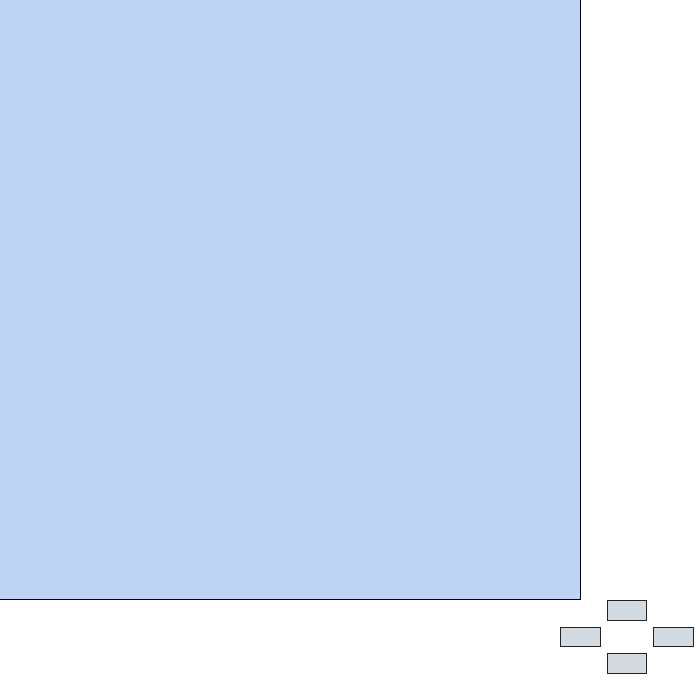
This is mainwindow.ui in AlysonVI/ComputacaoGrafica as Qt 5 draws it before an edit. The edited form follows.
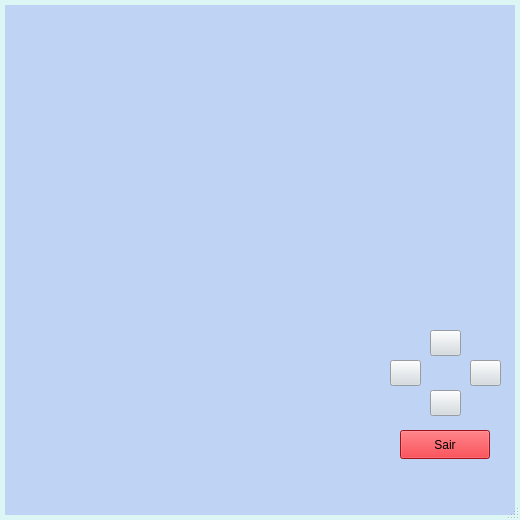
This is the edited form.

Commit message: arrumando coisas

What changed in the file:
```diff
--- a/mainwindow.ui
+++ b/mainwindow.ui
@@ -6,8 +6,8 @@
    <rect>
     <x>0</x>
     <y>0</y>
-    <width>700</width>
-    <height>700</height>
+    <width>520</width>
+    <height>520</height>
    </rect>
   </property>
   <property name="acceptDrops">
@@ -19,176 +19,598 @@
   <property name="styleSheet">
    <string notr="true">#MainWindow{
 	color:#000;
+	border:5px solid #DCF5F5;
 	background-color:#BFD3F5;
-	
-
 }
 
-
 </string>
   </property>
   <widget class="QWidget" name="centralwidget">
-   <property name="styleSheet">
-    <string notr="true"/>
-   </property>
-   <widget class="QWidget" name="gridLayoutWidget">
+   <widget class="QPushButton" name="exit">
     <property name="geometry">
      <rect>
-      <x>560</x>
-      <y>600</y>
-      <width>134</width>
-      <height>74</height>
+      <x>400</x>
+      <y>430</y>
+      <width>90</width>
+      <height>29</height>
      </rect>
     </property>
-    <layout class="QGridLayout" name="gridLayout">
-     <item row="2" column="0">
-      <widget class="QPushButton" name="left">
-       <property name="sizePolicy">
-        <sizepolicy hsizetype="Expanding" vsizetype="Expanding">
-         <horstretch>0</horstretch>
-         <verstretch>0</verstretch>
-        </sizepolicy>
-       </property>
-       <property name="styleSheet">
-        <string notr="true">#left{
+    <property name="palette">
+     <palette>
+      <active>
+       <colorrole role="WindowText">
+        <brush brushstyle="SolidPattern">
+         <color alpha="255">
+          <red>0</red>
+          <green>0</green>
+          <blue>0</blue>
+         </color>
+        </brush>
+       </colorrole>
+       <colorrole role="Button">
+        <brush brushstyle="SolidPattern">
+         <color alpha="255">
+          <red>224</red>
+          <green>27</green>
+          <blue>36</blue>
+         </color>
+        </brush>
+       </colorrole>
+       <colorrole role="Light">
+        <brush brushstyle="SolidPattern">
+         <color alpha="255">
+          <red>255</red>
+          <green>112</green>
+          <blue>118</blue>
+         </color>
+        </brush>
+       </colorrole>
+       <colorrole role="Midlight">
+        <brush brushstyle="SolidPattern">
+         <color alpha="255">
+          <red>239</red>
+          <green>69</green>
+          <blue>77</blue>
+         </color>
+        </brush>
+       </colorrole>
+       <colorrole role="Dark">
+        <brush brushstyle="SolidPattern">
+         <color alpha="255">
+          <red>112</red>
+          <green>13</green>
+          <blue>18</blue>
+         </color>
+        </brush>
+       </colorrole>
+       <colorrole role="Mid">
+        <brush brushstyle="SolidPattern">
+         <color alpha="255">
+          <red>149</red>
+          <green>18</green>
+          <blue>24</blue>
+         </color>
+        </brush>
+       </colorrole>
+       <colorrole role="Text">
+        <brush brushstyle="SolidPattern">
+         <color alpha="255">
+          <red>0</red>
+          <green>0</green>
+          <blue>0</blue>
+         </color>
+        </brush>
+       </colorrole>
+       <colorrole role="BrightText">
+        <brush brushstyle="SolidPattern">
+         <color alpha="255">
+          <red>255</red>
+          <green>255</green>
+          <blue>255</blue>
+         </color>
+        </brush>
+       </colorrole>
+       <colorrole role="ButtonText">
+        <brush brushstyle="SolidPattern">
+         <color alpha="255">
+          <red>0</red>
+          <green>0</green>
+          <blue>0</blue>
+         </color>
+        </brush>
+       </colorrole>
+       <colorrole role="Base">
+        <brush brushstyle="SolidPattern">
+         <color alpha="255">
+          <red>255</red>
+          <green>255</green>
+          <blue>255</blue>
+         </color>
+        </brush>
+       </colorrole>
+       <colorrole role="Window">
+        <brush brushstyle="SolidPattern">
+         <color alpha="255">
+          <red>224</red>
+          <green>27</green>
+          <blue>36</blue>
+         </color>
+        </brush>
+       </colorrole>
+       <colorrole role="Shadow">
+        <brush brushstyle="SolidPattern">
+         <color alpha="255">
+          <red>0</red>
+          <green>0</green>
+          <blue>0</blue>
+         </color>
+        </brush>
+       </colorrole>
+       <colorrole role="Highlight">
+        <brush brushstyle="SolidPattern">
+         <color alpha="255">
+          <red>255</red>
+          <green>255</green>
+          <blue>255</blue>
+         </color>
+        </brush>
+       </colorrole>
+       <colorrole role="AlternateBase">
+        <brush brushstyle="SolidPattern">
+         <color alpha="255">
+          <red>239</red>
+          <green>141</green>
+          <blue>145</blue>
+         </color>
+        </brush>
+       </colorrole>
+       <colorrole role="ToolTipBase">
+        <brush brushstyle="SolidPattern">
+         <color alpha="255">
+          <red>255</red>
+          <green>255</green>
+          <blue>220</blue>
+         </color>
+        </brush>
+       </colorrole>
+       <colorrole role="ToolTipText">
+        <brush brushstyle="SolidPattern">
+         <color alpha="255">
+          <red>0</red>
+          <green>0</green>
+          <blue>0</blue>
+         </color>
+        </brush>
+       </colorrole>
+       <colorrole role="PlaceholderText">
+        <brush brushstyle="SolidPattern">
+         <color alpha="127">
+          <red>0</red>
+          <green>0</green>
+          <blue>0</blue>
+         </color>
+        </brush>
+       </colorrole>
+       <colorrole role="Accent">
+        <brush brushstyle="SolidPattern">
+         <color alpha="255">
+          <red>255</red>
+          <green>255</green>
+          <blue>255</blue>
+         </color>
+        </brush>
+       </colorrole>
+      </active>
+      <inactive>
+       <colorrole role="WindowText">
+        <brush brushstyle="SolidPattern">
+         <color alpha="255">
+          <red>0</red>
+          <green>0</green>
+          <blue>0</blue>
+         </color>
+        </brush>
+       </colorrole>
+       <colorrole role="Button">
+        <brush brushstyle="SolidPattern">
+         <color alpha="255">
+          <red>224</red>
+          <green>27</green>
+          <blue>36</blue>
+         </color>
+        </brush>
+       </colorrole>
+       <colorrole role="Light">
+        <brush brushstyle="SolidPattern">
+         <color alpha="255">
+          <red>255</red>
+          <green>112</green>
+          <blue>118</blue>
+         </color>
+        </brush>
+       </colorrole>
+       <colorrole role="Midlight">
+        <brush brushstyle="SolidPattern">
+         <color alpha="255">
+          <red>239</red>
+          <green>69</green>
+          <blue>77</blue>
+         </color>
+        </brush>
+       </colorrole>
+       <colorrole role="Dark">
+        <brush brushstyle="SolidPattern">
+         <color alpha="255">
+          <red>112</red>
+          <green>13</green>
+          <blue>18</blue>
+         </color>
+        </brush>
+       </colorrole>
+       <colorrole role="Mid">
+        <brush brushstyle="SolidPattern">
+         <color alpha="255">
+          <red>149</red>
+          <green>18</green>
+          <blue>24</blue>
+         </color>
+        </brush>
+       </colorrole>
+       <colorrole role="Text">
+        <brush brushstyle="SolidPattern">
+         <color alpha="255">
+          <red>0</red>
+          <green>0</green>
+          <blue>0</blue>
+         </color>
+        </brush>
+       </colorrole>
+       <colorrole role="BrightText">
+        <brush brushstyle="SolidPattern">
+         <color alpha="255">
+          <red>255</red>
+          <green>255</green>
+          <blue>255</blue>
+         </color>
+        </brush>
+       </colorrole>
+       <colorrole role="ButtonText">
+        <brush brushstyle="SolidPattern">
+         <color alpha="255">
+          <red>0</red>
+          <green>0</green>
+          <blue>0</blue>
+         </color>
+        </brush>
+       </colorrole>
+       <colorrole role="Base">
+        <brush brushstyle="SolidPattern">
+         <color alpha="255">
+          <red>255</red>
+          <green>255</green>
+          <blue>255</blue>
+         </color>
+        </brush>
+       </colorrole>
+       <colorrole role="Window">
+        <brush brushstyle="SolidPattern">
+         <color alpha="255">
+          <red>224</red>
+          <green>27</green>
+          <blue>36</blue>
+         </color>
+        </brush>
+       </colorrole>
+       <colorrole role="Shadow">
+        <brush brushstyle="SolidPattern">
+         <color alpha="255">
+          <red>0</red>
+          <green>0</green>
+          <blue>0</blue>
+         </color>
+        </brush>
+       </colorrole>
+       <colorrole role="Highlight">
+        <brush brushstyle="SolidPattern">
+         <color alpha="255">
+          <red>255</red>
+          <green>255</green>
+          <blue>255</blue>
+         </color>
+        </brush>
+       </colorrole>
+       <colorrole role="AlternateBase">
+        <brush brushstyle="SolidPattern">
+         <color alpha="255">
+          <red>239</red>
+          <green>141</green>
+          <blue>145</blue>
+         </color>
+        </brush>
+       </colorrole>
+       <colorrole role="ToolTipBase">
+        <brush brushstyle="SolidPattern">
+         <color alpha="255">
+          <red>255</red>
+          <green>255</green>
+          <blue>220</blue>
+         </color>
+        </brush>
+       </colorrole>
+       <colorrole role="ToolTipText">
+        <brush brushstyle="SolidPattern">
+         <color alpha="255">
+          <red>0</red>
+          <green>0</green>
+          <blue>0</blue>
+         </color>
+        </brush>
+       </colorrole>
+       <colorrole role="PlaceholderText">
+        <brush brushstyle="SolidPattern">
+         <color alpha="127">
+          <red>0</red>
+          <green>0</green>
+          <blue>0</blue>
+         </color>
+        </brush>
+       </colorrole>
+       <colorrole role="Accent">
+        <brush brushstyle="SolidPattern">
+         <color alpha="255">
+          <red>255</red>
+          <green>255</green>
+          <blue>255</blue>
+         </color>
+        </brush>
+       </colorrole>
+      </inactive>
+      <disabled>
+       <colorrole role="WindowText">
+        <brush brushstyle="SolidPattern">
+         <color alpha="255">
+          <red>112</red>
+          <green>13</green>
+          <blue>18</blue>
+         </color>
+        </brush>
+       </colorrole>
+       <colorrole role="Button">
+        <brush brushstyle="SolidPattern">
+         <color alpha="255">
+          <red>224</red>
+          <green>27</green>
+          <blue>36</blue>
+         </color>
+        </brush>
+       </colorrole>
+       <colorrole role="Light">
+        <brush brushstyle="SolidPattern">
+         <color alpha="255">
+          <red>255</red>
+          <green>112</green>
+          <blue>118</blue>
+         </color>
+        </brush>
+       </colorrole>
+       <colorrole role="Midlight">
+        <brush brushstyle="SolidPattern">
+         <color alpha="255">
+          <red>239</red>
+          <green>69</green>
+          <blue>77</blue>
+         </color>
+        </brush>
+       </colorrole>
+       <colorrole role="Dark">
+        <brush brushstyle="SolidPattern">
+         <color alpha="255">
+          <red>112</red>
+          <green>13</green>
+          <blue>18</blue>
+         </color>
+        </brush>
+       </colorrole>
+       <colorrole role="Mid">
+        <brush brushstyle="SolidPattern">
+         <color alpha="255">
+          <red>149</red>
+          <green>18</green>
+          <blue>24</blue>
+         </color>
+        </brush>
+       </colorrole>
+       <colorrole role="Text">
+        <brush brushstyle="SolidPattern">
+         <color alpha="255">
+          <red>112</red>
+          <green>13</green>
+          <blue>18</blue>
+         </color>
+        </brush>
+       </colorrole>
+       <colorrole role="BrightText">
+        <brush brushstyle="SolidPattern">
+         <color alpha="255">
+          <red>255</red>
+          <green>255</green>
+          <blue>255</blue>
+         </color>
+        </brush>
+       </colorrole>
+       <colorrole role="ButtonText">
+        <brush brushstyle="SolidPattern">
+         <color alpha="255">
+          <red>112</red>
+          <green>13</green>
+          <blue>18</blue>
+         </color>
+        </brush>
+       </colorrole>
+       <colorrole role="Base">
+        <brush brushstyle="SolidPattern">
+         <color alpha="255">
+          <red>224</red>
+          <green>27</green>
+          <blue>36</blue>
+         </color>
+        </brush>
+       </colorrole>
+       <colorrole role="Window">
+        <brush brushstyle="SolidPattern">
+         <color alpha="255">
+          <red>224</red>
+          <green>27</green>
+          <blue>36</blue>
+         </color>
+        </brush>
+       </colorrole>
+       <colorrole role="Shadow">
+        <brush brushstyle="SolidPattern">
+         <color alpha="255">
+          <red>0</red>
+          <green>0</green>
+          <blue>0</blue>
+         </color>
+        </brush>
+       </colorrole>
+       <colorrole role="Highlight">
+        <brush brushstyle="SolidPattern">
+         <color alpha="255">
+          <red>255</red>
+          <green>255</green>
+          <blue>255</blue>
+         </color>
+        </brush>
+       </colorrole>
+       <colorrole role="AlternateBase">
+        <brush brushstyle="SolidPattern">
+         <color alpha="255">
+          <red>224</red>
+          <green>27</green>
+          <blue>36</blue>
+         </color>
+        </brush>
+       </colorrole>
+       <colorrole role="ToolTipBase">
+        <brush brushstyle="SolidPattern">
+         <color alpha="255">
+          <red>255</red>
+          <green>255</green>
+          <blue>220</blue>
+         </color>
+        </brush>
+       </colorrole>
+       <colorrole role="ToolTipText">
+        <brush brushstyle="SolidPattern">
+         <color alpha="255">
+          <red>0</red>
+          <green>0</green>
+          <blue>0</blue>
+         </color>
+        </brush>
+       </colorrole>
+       <colorrole role="PlaceholderText">
+        <brush brushstyle="SolidPattern">
+         <color alpha="127">
+          <red>112</red>
+          <green>13</green>
+          <blue>18</blue>
+         </color>
+        </brush>
+       </colorrole>
+       <colorrole role="Accent">
+        <brush brushstyle="SolidPattern">
+         <color alpha="255">
+          <red>255</red>
+          <green>67</green>
+          <blue>76</blue>
+         </color>
+        </brush>
+       </colorrole>
+      </disabled>
+     </palette>
+    </property>
+    <property name="text">
+     <string>Sair</string>
+    </property>
+   </widget>
+   <widget class="QPushButton" name="right">
+    <property name="geometry">
+     <rect>
+      <x>470</x>
+      <y>360</y>
+      <width>31</width>
+      <height>26</height>
+     </rect>
+    </property>
+    <property name="styleSheet">
+     <string notr="true">#right{
 	background-color:#D3DBE0;
-	border-radios: 10px;
-	border: 1px solid #222;
-}
-#left:hover{
-	background-color:#fff;
+	size: 30px;
 }</string>
-       </property>
-       <property name="text">
-        <string/>
-       </property>
-      </widget>
-     </item>
-     <item row="3" column="2">
-      <widget class="QPushButton" name="down">
-       <property name="sizePolicy">
-        <sizepolicy hsizetype="Ignored" vsizetype="Expanding">
-         <horstretch>0</horstretch>
-         <verstretch>0</verstretch>
-        </sizepolicy>
-       </property>
-       <property name="styleSheet">
-        <string notr="true">#down{
-	background-color:#D3DBE0;
-	border: 1px solid #222;
-}
-#down:hover{
-	background-color:#fff;
-}</string>
-       </property>
-       <property name="text">
-        <string/>
-       </property>
-      </widget>
-     </item>
-     <item row="0" column="2">
-      <widget class="QPushButton" name="up">
-       <property name="sizePolicy">
-        <sizepolicy hsizetype="Expanding" vsizetype="Expanding">
-         <horstretch>0</horstretch>
-         <verstretch>0</verstretch>
-        </sizepolicy>
-       </property>
-       <property name="styleSheet">
-        <string notr="true">#up{
-	background-color:#D3DBE0;
-	border-radios: 10px;
-	border: 1px solid #222;
-}
-#up:hover{
-	background-color:#fff;
-}</string>
-       </property>
-       <property name="text">
-        <string/>
-       </property>
-      </widget>
-     </item>
-     <item row="2" column="3">
-      <widget class="QPushButton" name="right">
-       <property name="sizePolicy">
-        <sizepolicy hsizetype="Expanding" vsizetype="Expanding">
-         <horstretch>0</horstretch>
-         <verstretch>0</verstretch>
-        </sizepolicy>
-       </property>
-       <property name="styleSheet">
-        <string notr="true">#right{
-	background-color:#D3DBE0;
-	border-radios: 10px;
-	border: 1px solid #222;
-
-}
-#right:hover{
-	background-color:#fff;
-}</string>
-       </property>
-       <property name="text">
-        <string/>
-       </property>
-      </widget>
-     </item>
-    </layout>
+    </property>
+    <property name="text">
+     <string/>
+    </property>
    </widget>
-   <widget class="QTableView" name="FundoA">
+   <widget class="QPushButton" name="up">
     <property name="geometry">
      <rect>
-      <x>580</x>
-      <y>0</y>
-      <width>125</width>
-      <height>700</height>
+      <x>430</x>
+      <y>330</y>
+      <width>31</width>
+      <height>26</height>
      </rect>
     </property>
     <property name="styleSheet">
-     <string notr="true">#FundoA{
-	min-width: 10px;
-	background-color:#fff;
-   border: 1px solid black;
-   border-right: none;
-	border-top: none;
-	border-bottom: none;
+     <string notr="true">#up{
+	background-color:#D3DBE0;
+	size: 30px;
 }</string>
     </property>
+    <property name="text">
+     <string/>
+    </property>
    </widget>
-   <widget class="QTableView" name="FundoB">
+   <widget class="QPushButton" name="down">
     <property name="geometry">
      <rect>
-      <x>0</x>
-      <y>599</y>
-      <width>700</width>
-      <height>101</height>
+      <x>430</x>
+      <y>390</y>
+      <width>31</width>
+      <height>26</height>
      </rect>
     </property>
     <property name="styleSheet">
-     <string notr="true">#FundoB{
-	background-color:#fff;
-   border: 1px solid black;
-   border-right: none;
-	border-left: none;
-	border-bottom: none;
+     <string notr="true">#down{
+	background-color:#D3DBE0;
+	border-radios: 10px;
+	size: 30px;
 }</string>
     </property>
+    <property name="text">
+     <string/>
+    </property>
    </widget>
-   <widget class="QTableView" name="FundoC">
+   <widget class="QPushButton" name="left">
     <property name="geometry">
      <rect>
-      <x>575</x>
-      <y>600</y>
-      <width>131</width>
-      <height>101</height>
+      <x>390</x>
+      <y>360</y>
+      <width>31</width>
+      <height>26</height>
      </rect>
     </property>
     <property name="styleSheet">
-     <string notr="true">#FundoC{
-	background-color:#fff;
-   border: none;
+     <string notr="true">#left{
+	background-color:#D3DBE0;
+	size: 30px;
 }</string>
     </property>
+    <property name="text">
+     <string/>
+    </property>
    </widget>
    <zorder>FundoB</zorder>
    <zorder>FundoA</zorder>
@@ -205,6 +627,7 @@
     </rect>
    </property>
   </widget>
+  <widget class="QStatusBar" name="statusbar"/>
  </widget>
  <resources/>
  <connections/>
```
Left out of the diff: 30 changed lines with no effect on the pictures. The commit also changes 2 other files.
